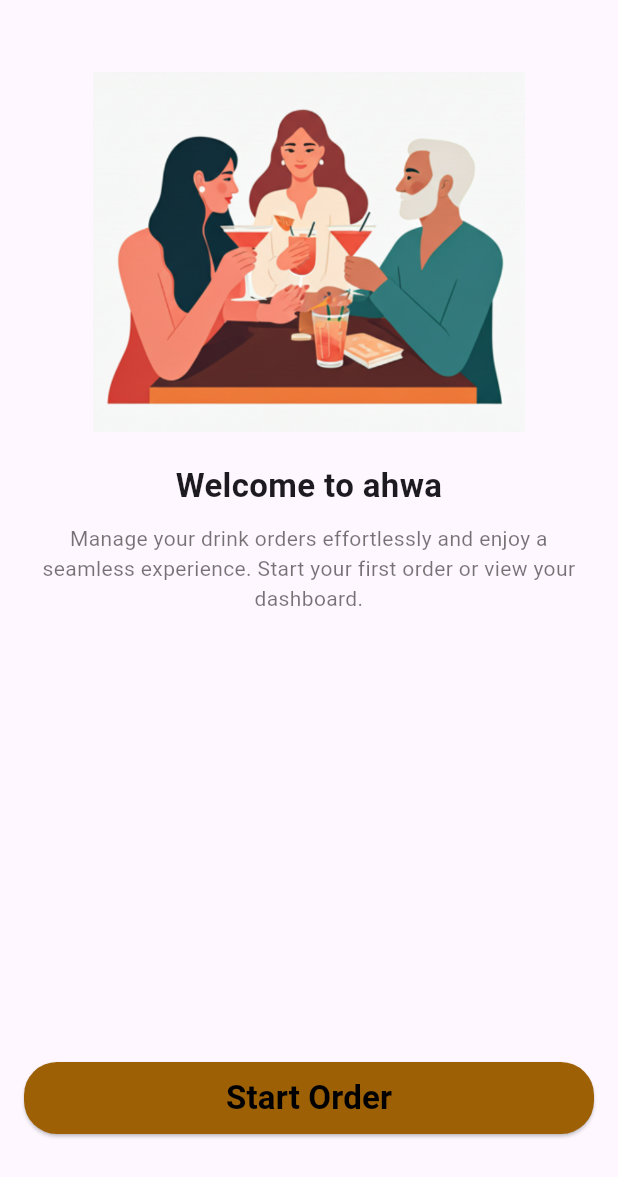
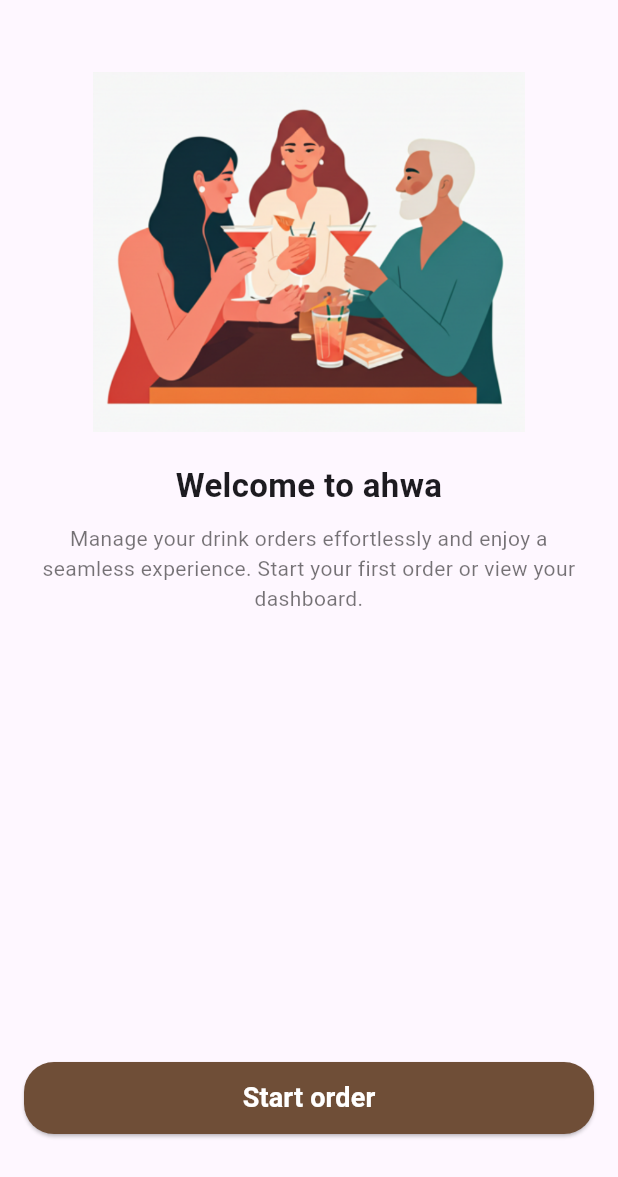
Before and after one commit to esraaelrouby1/smart_ahwa_manager, a Flutter app: the screen it shows after launch, on a phone screen of 412 x 824 dp. Shown: the top 1177 px of the screen. Run offline on Flutter 3.47's test engine with Material 3 defaults, Android fonts, the phone set to English and light mode, and no system bars.

Commit message:
samart ahwa

```diff
--- a/lib/screens/Dashboard_Screen.dart
+++ b/lib/screens/Dashboard_Screen.dart
@@ -67,4 +67,4 @@ class _DashboardScreenState extends State<DashboardScreen> {
   }
 }
 
-/// زرار الحالة (Pending / Complete)
+//------
--- a/lib/screens/welcome_screen.dart
+++ b/lib/screens/welcome_screen.dart
@@ -1,6 +1,7 @@
 import 'package:flutter/material.dart';
 import 'package:smart_ahwa_manager/screens/dashboard_screen.dart';
 import 'package:smart_ahwa_manager/screens/add_order_screen.dart';
+import 'package:smart_ahwa_manager/widgets/custom_button.dart';
 
 class WelcomeScreen extends StatelessWidget {
   const WelcomeScreen({super.key});
@@ -34,16 +35,8 @@ class WelcomeScreen extends StatelessWidget {
                 textAlign: TextAlign.center,
               ),
               const Spacer(),
-              SizedBox(
-                width: double.infinity,
-                height: 48,
-                child: ElevatedButton(
-                  style: ElevatedButton.styleFrom(
-                    backgroundColor: const Color(0xFF9D6005),
-                    shape: RoundedRectangleBorder(
-                      borderRadius: BorderRadius.circular(22),
-                    ),
-                  ),
+              CustomButton(
+                text: 'Start order',
                 onPressed: () {
                   Navigator.push(
                     context,
@@ -52,17 +45,7 @@ class WelcomeScreen extends StatelessWidget {
                     ),
                   );
                 },
-                  child: const Text(
-                    'Start Order',
-                    style: TextStyle(
-                      fontWeight: FontWeight.bold,
-                      color: Colors.black,
-                      fontSize: 22,
               ),
-                  ),
-                ),
-              ),
-
               const SizedBox(height: 52),
             ],
           ),
```
Lines whose indentation alone changed are shown as unchanged.
